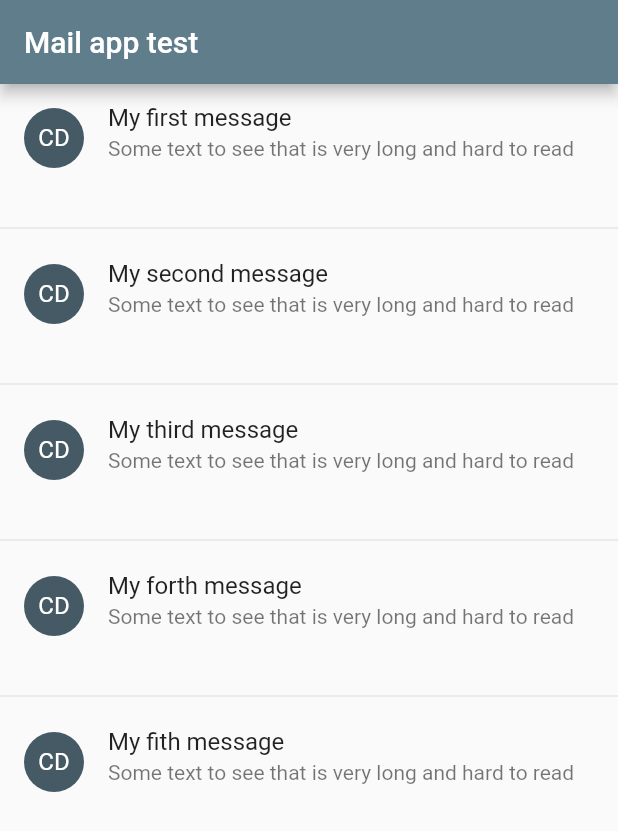
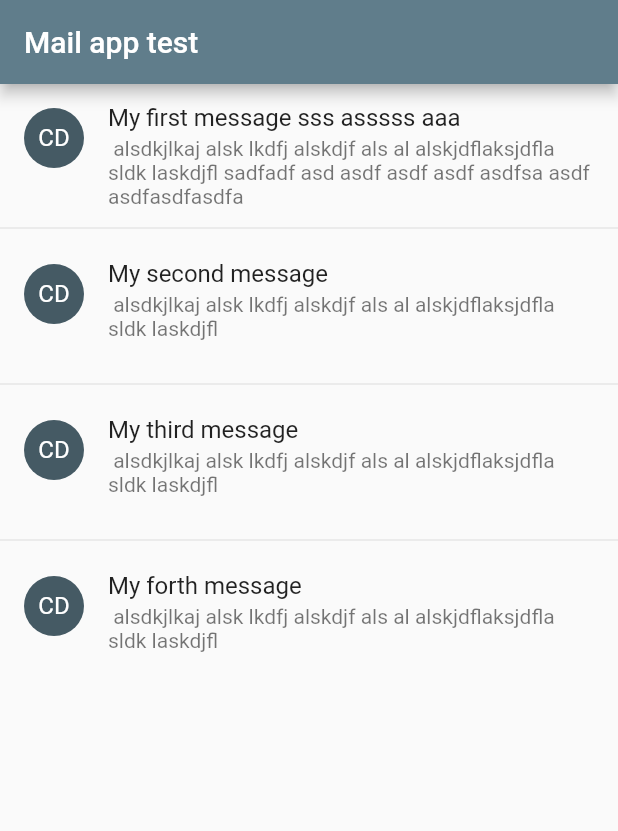
Before and after one commit to dumitriucristian/flutter, a Flutter app: the screen it shows after launch, on a phone screen of 412 x 824 dp. Shown: the top 831 px of the screen. Run offline on Flutter 3.47's test engine with Material 2 defaults, Android fonts, the phone set to English and light mode, and no system bars.

Commit message:
add message collection

```diff
--- /dev/null
+++ b/data/messages.json
@@ -0,0 +1,18 @@
+[
+  {
+    "subject": "My first message sss asssss aaa",
+    "body": " alsdkjlkaj alsk lkdfj alskdjf als al alskjdflaksjdfla sldk laskdjfl sadfadf asd asdf asdf asdf asdfsa asdf asdfasdfasdfa"
+  },
+  {
+    "subject": "My second message",
+    "body": " alsdkjlkaj alsk lkdfj alskdjf als al alskjdflaksjdfla sldk laskdjfl"
+  },
+  {
+    "subject": "My third message",
+    "body": " alsdkjlkaj alsk lkdfj alskdjf als al alskjdflaksjdfla sldk laskdjfl"
+  },
+  {
+    "subject": "My forth message",
+    "body": " alsdkjlkaj alsk lkdfj alskdjf als al alskjdflaksjdfla sldk laskdjfl"
+  }
+]
--- /dev/null
+++ b/lib/MessageList.dart
@@ -0,0 +1,64 @@
+import 'dart:convert';
+
+import 'package:flutter/material.dart';
+import 'package:flutter/services.dart';
+
+class MessageList extends StatefulWidget {
+  final String title;
+  MessageList({ this.title });
+  @override
+  State<StatefulWidget> createState() => _MessageListState();
+}
+
+class _MessageListState extends State<MessageList> {
+
+  var messages = const [];
+
+  /**
+   * @todo check dart Future keyword
+   *
+   */
+  Future loadMessageList() async {
+    var content = await rootBundle.loadString('data/messages.json');
+    var collection = json.decode(content);
+    setState(() {
+      messages = collection;
+    });
+  }
+
+
+  /**
+   * @todo check dart Future keyword
+   *
+   */
+  void initState() {
+    loadMessageList();
+    super.initState();
+  }
+  Widget build(BuildContext context) {
+
+    return Scaffold(
+        appBar: AppBar(
+          title: Text(widget.title),
+        ),
+        body: ListView.separated(
+          separatorBuilder: (BuildContext context, int index) => Divider(),
+          itemCount: messages.length,
+          itemBuilder: (BuildContext context, int index)  {
+            var message = messages[index];
+            return ListTile(
+              title: Text(message['subject']),
+              isThreeLine: true,
+              leading: CircleAvatar(
+                  child: Text('CD')
+
+              ),
+              subtitle: Text(message['body']),
+
+            );
+          },
+
+        )
+    );
+  }
+}
--- a/lib/main.dart
+++ b/lib/main.dart
@@ -1,4 +1,5 @@
 import 'package:flutter/material.dart';
+import 'package:myapp/MessageList.dart';
 
 void main() {
   runApp(EmailApp());
@@ -15,51 +16,7 @@ class EmailApp extends StatelessWidget {
         accentColor: Colors.green,
         visualDensity: VisualDensity.adaptivePlatformDensity,
       ),
-      home: MyHomePage(title: 'Mail app test'),
+      home: MessageList(title: 'Mail app test'),
     );
   }
 }
-
-class MyHomePage extends StatelessWidget {
-
-  final String title;
-  var messages = const [
-    "My first message",
-    "My second message",
-    "My third message",
-    "My forth message",
-    "My fith message",
-
-  ];
-  //constructor
-  MyHomePage({this.title});
-
-
-
-  @override
-  Widget build(BuildContext context) {
-    return Scaffold(
-      appBar: AppBar(
-        title: Text(title),
-      ),
-      body: ListView.separated(
-        separatorBuilder: (BuildContext context, int index) => Divider(),
-        itemCount:messages.length,
-        itemBuilder: (BuildContext context, int index)  {
-          var title = messages[index];
-          return ListTile(
-            title: Text(title),
-            isThreeLine: true,
-            leading: CircleAvatar(
-              child: Text('CD')
-
-            ),
-            subtitle: Text("Some text to see that is very long and hard to read "),
-
-          );
-        },
-
-      )
-    );
-  }
-}
--- a/pubspec.yaml
+++ b/pubspec.yaml
@@ -45,9 +45,10 @@ flutter:
   uses-material-design: true
 
   # To add assets to your application, add an assets section, like this:
-  # assets:
+  assets:
   #   - images/a_dot_burr.jpeg
   #   - images/a_dot_ham.jpeg
+      - data/messages.json
 
   # An image asset can refer to one or more resolution-specific "variants", see
   # https://flutter.dev/assets-and-images/#resolution-aware.
```
Also changed, not shown: 1 other file.
